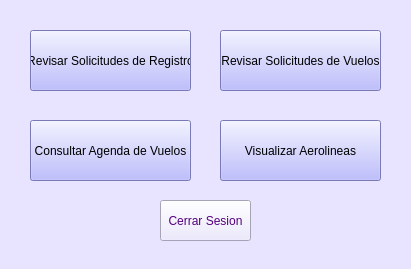
Qt form Interfaces Aeropuerto/interfazAeropuerto.ui (vanesagustin98/Aerocamp) before a commit.
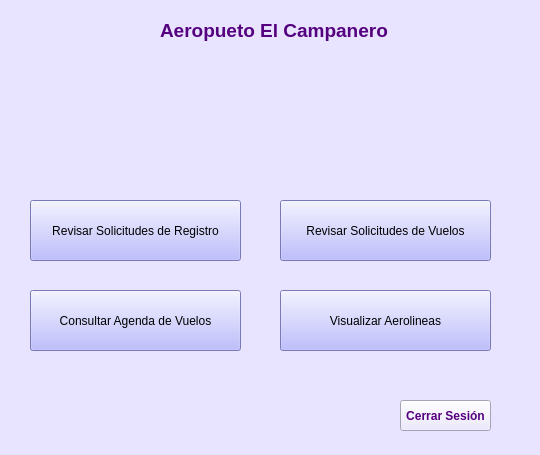
The same form after that commit. Icons and pictures are not drawn.

The edit to the form file:
```diff
--- a/Interfaces Aeropuerto/interfazAeropuerto.ui
+++ b/Interfaces Aeropuerto/interfazAeropuerto.ui
@@ -6,8 +6,8 @@
    <rect>
     <x>0</x>
     <y>0</y>
-    <width>411</width>
-    <height>269</height>
+    <width>540</width>
+    <height>455</height>
    </rect>
   </property>
   <property name="windowTitle">
@@ -20,11 +20,16 @@
    <property name="geometry">
     <rect>
      <x>30</x>
-     <y>30</y>
-     <width>161</width>
+     <y>200</y>
+     <width>211</width>
      <height>61</height>
     </rect>
    </property>
+   <property name="font">
+    <font>
+     <pointsize>9</pointsize>
+    </font>
+   </property>
    <property name="styleSheet">
     <string notr="true">background-color: rgb(170, 170, 255);</string>
    </property>
@@ -35,12 +40,17 @@
   <widget class="QPushButton" name="bt_solicitudesVuelos">
    <property name="geometry">
     <rect>
-     <x>220</x>
-     <y>30</y>
-     <width>161</width>
+     <x>280</x>
+     <y>200</y>
+     <width>211</width>
      <height>61</height>
     </rect>
    </property>
+   <property name="font">
+    <font>
+     <pointsize>9</pointsize>
+    </font>
+   </property>
    <property name="styleSheet">
     <string notr="true">background-color: rgb(170, 170, 255);</string>
    </property>
@@ -52,11 +62,16 @@
    <property name="geometry">
     <rect>
      <x>30</x>
-     <y>120</y>
-     <width>161</width>
+     <y>290</y>
+     <width>211</width>
      <height>61</height>
     </rect>
    </property>
+   <property name="font">
+    <font>
+     <pointsize>9</pointsize>
+    </font>
+   </property>
    <property name="styleSheet">
     <string notr="true">background-color: rgb(170, 170, 255);</string>
    </property>
@@ -67,12 +82,17 @@
   <widget class="QPushButton" name="bt_visualizarAerolineas">
    <property name="geometry">
     <rect>
-     <x>220</x>
-     <y>120</y>
-     <width>161</width>
+     <x>280</x>
+     <y>290</y>
+     <width>211</width>
      <height>61</height>
     </rect>
    </property>
+   <property name="font">
+    <font>
+     <pointsize>9</pointsize>
+    </font>
+   </property>
    <property name="styleSheet">
     <string notr="true">background-color: rgb(170, 170, 255);</string>
    </property>
@@ -83,9 +103,31 @@
   <widget class="QPushButton" name="bt_cerrarSesion">
    <property name="geometry">
     <rect>
-     <x>160</x>
-     <y>200</y>
+     <x>400</x>
+     <y>400</y>
      <width>91</width>
+     <height>31</height>
+    </rect>
+   </property>
+   <property name="font">
+    <font>
+     <weight>75</weight>
+     <bold>true</bold>
+    </font>
+   </property>
+   <property name="styleSheet">
+    <string notr="true">color: rgb(85, 0, 127);</string>
+   </property>
+   <property name="text">
+    <string>Cerrar Sesión</string>
+   </property>
+  </widget>
+  <widget class="QLabel" name="label">
+   <property name="geometry">
+    <rect>
+     <x>160</x>
+     <y>10</y>
+     <width>261</width>
      <height>41</height>
     </rect>
    </property>
@@ -93,7 +135,23 @@
     <string notr="true">color: rgb(85, 0, 127);</string>
    </property>
    <property name="text">
-    <string>Cerrar Sesion</string>
+    <string>&lt;html&gt;&lt;head/&gt;&lt;body&gt;&lt;p&gt;&lt;span style=&quot; font-size:14pt; font-weight:600;&quot;&gt;Aeropueto El Campanero&lt;/span&gt;&lt;/p&gt;&lt;/body&gt;&lt;/html&gt;</string>
+   </property>
+  </widget>
+  <widget class="QLabel" name="label_2">
+   <property name="geometry">
+    <rect>
+     <x>180</x>
+     <y>60</y>
+     <width>191</width>
+     <height>121</height>
+    </rect>
+   </property>
+   <property name="styleSheet">
+    <string notr="true">border-image: url(:/cct/iconoavion.jpg);</string>
+   </property>
+   <property name="text">
+    <string/>
    </property>
   </widget>
  </widget>
```
Left out of the diff: 4 changed lines with no effect on the pictures.
